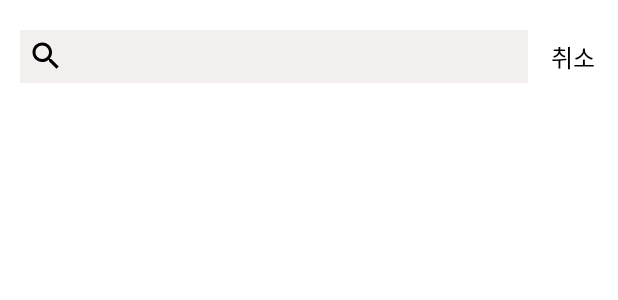
After one commit to KUIT-1/KUIT_-HACKATHON_team_1_android, an Android app: the layout activity_search_menu.xml on its own in the app's theme, with its tools: preview values and no code run, on a phone screen of 412 x 824 dp. The commit adds this screen. Shown: the top 300 px of the screen. Run offline under Robolectric (Android 15) with nearby library versions, the phone set to English and light mode, and no system bars.

Commit message:
검색창 구현

```diff
--- a/app/src/main/AndroidManifest.xml
+++ b/app/src/main/AndroidManifest.xml
@@ -1,7 +1,8 @@
 <?xml version="1.0" encoding="utf-8"?>
 <manifest xmlns:android="http://schemas.android.com/apk/res/android"
     xmlns:tools="http://schemas.android.com/tools">
-    <uses-permission android:name="android.permission.INTERNET"/>
+
+    <uses-permission android:name="android.permission.INTERNET" />
     <application
         android:allowBackup="true"
         android:dataExtractionRules="@xml/data_extraction_rules"
@@ -26,5 +27,8 @@
                 <category android:name="android.intent.category.LAUNCHER" />
             </intent-filter>
         </activity>
+        <activity
+            android:name=".SearchMenuActivity"
+            android:exported="false" />
     </application>
 </manifest>
--- a/app/src/main/java/com/example/kuit_team1_android/OrderFragment.kt
+++ b/app/src/main/java/com/example/kuit_team1_android/OrderFragment.kt
@@ -1,5 +1,6 @@
 package com.example.kuit_team1_android
 
+import android.content.Intent
 import android.os.Bundle
 import android.os.Handler
 import android.os.Looper
@@ -51,7 +52,10 @@ class OrderFragment : Fragment() {
 
 //        binding.webtoonBannerVp.adapter = bannerAdapter
 //        binding.webtoonBannerVp.orientation = ViewPager2.ORIENTATION_HORIZONTAL
-
+        binding.iconSearchIv.setOnClickListener {
+            val intent = Intent(requireContext(),SearchMenuActivity::class.java)
+            startActivity(intent)
+        }
         menuList.add(HomeItem(R.drawable.img,"아메리카노","달달구리",1))
         val starbucksMenuAdapter = starbucksMenuVPAdapter(this)
         binding.starbucksMenuListVp.adapter = starbucksMenuAdapter
--- /dev/null
+++ b/app/src/main/res/layout/activity_search_menu.xml
@@ -0,0 +1,36 @@
+<?xml version="1.0" encoding="utf-8"?>
+<androidx.constraintlayout.widget.ConstraintLayout xmlns:android="http://schemas.android.com/apk/res/android"
+    android:layout_width="match_parent"
+    android:layout_height="match_parent"
+    xmlns:app="http://schemas.android.com/apk/res-auto">
+    <EditText
+
+        android:id="@+id/search_menu_text_ed"
+        android:layout_width="match_parent"
+        android:layout_height="wrap_content"
+        android:background="#F4EFEF"
+        android:layout_marginVertical="20dp"
+        app:layout_constraintTop_toTopOf="parent"
+        app:layout_constraintStart_toStartOf="parent"
+        android:layout_marginStart="13dp"
+        android:padding="5dp"
+        android:layout_marginEnd="60dp"/>
+    <ImageView
+        android:layout_width="wrap_content"
+        android:layout_height="wrap_content"
+        android:src="@drawable/ic_search"
+        android:layout_margin="5dp"
+        app:layout_constraintStart_toStartOf="@id/search_menu_text_ed"
+        app:layout_constraintTop_toTopOf="@id/search_menu_text_ed"/>
+    <TextView
+        android:layout_width="wrap_content"
+        android:layout_height="wrap_content"
+        android:text="취소"
+        android:textSize="16sp"
+        android:textColor="@color/black"
+        android:layout_marginStart="15dp"
+        app:layout_constraintStart_toEndOf="@id/search_menu_text_ed"
+        app:layout_constraintTop_toTopOf="@id/search_menu_text_ed"
+        app:layout_constraintBottom_toBottomOf="@id/search_menu_text_ed"/>
+
+</androidx.constraintlayout.widget.ConstraintLayout>
```
Also changed, not shown: app/src/main/java/com/example/kuit_team1_android/RetrofitInterface.kt (+1 -8 lines), app/src/main/java/com/example/kuit_team1_android/SearchMenuActivity.kt (added, +18 -0 lines).
